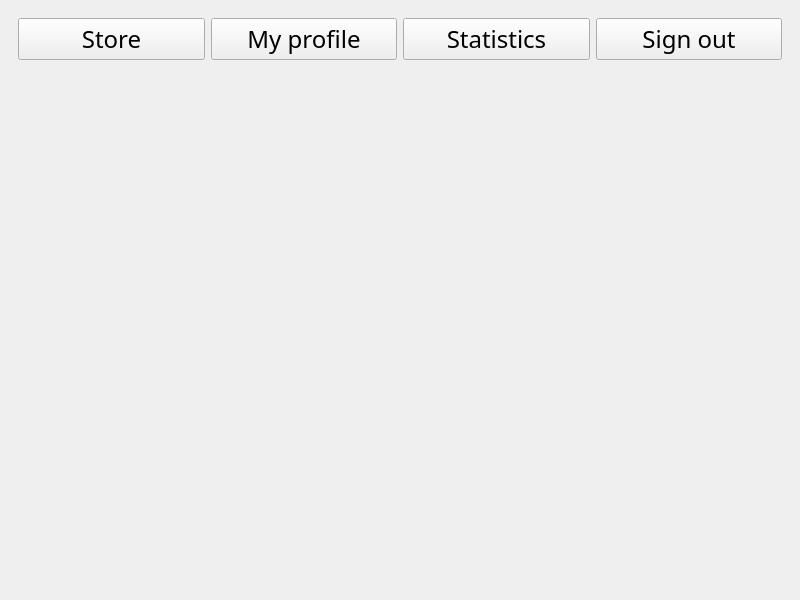
aobolensk/webforces, file desktop_app/GUI/UI/MainWindow.ui: the form before one commit.
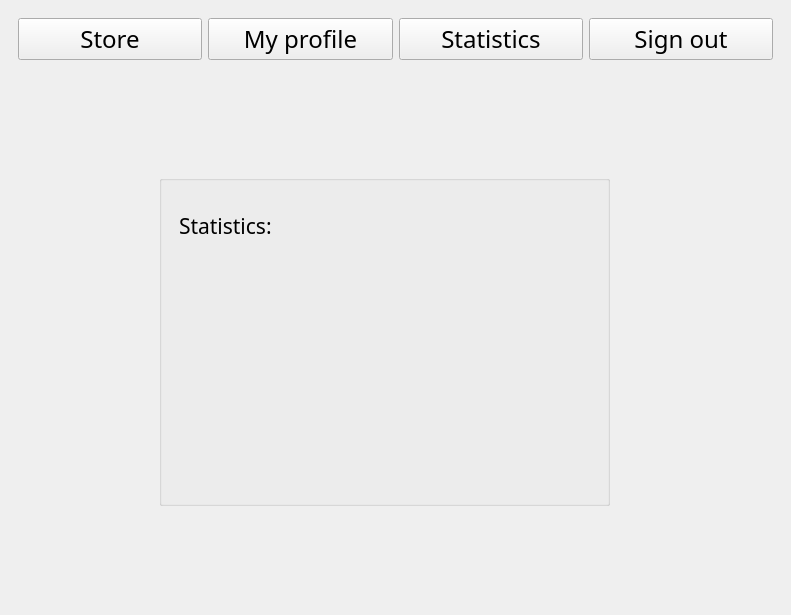
The form after the commit.

```diff
--- a/desktop_app/GUI/UI/MainWindow.ui
+++ b/desktop_app/GUI/UI/MainWindow.ui
@@ -6,8 +6,8 @@
    <rect>
     <x>0</x>
     <y>0</y>
-    <width>800</width>
-    <height>600</height>
+    <width>791</width>
+    <height>615</height>
    </rect>
   </property>
   <property name="windowTitle">
@@ -118,9 +118,89 @@
     </item>
     <item>
      <widget class="QWidget" name="widget_2" native="true">
+      <property name="enabled">
+       <bool>true</bool>
+      </property>
       <property name="accessibleName">
        <string/>
       </property>
+      <widget class="QGroupBox" name="statisticField">
+       <property name="enabled">
+        <bool>true</bool>
+       </property>
+       <property name="geometry">
+        <rect>
+         <x>150</x>
+         <y>100</y>
+         <width>451</width>
+         <height>331</height>
+        </rect>
+       </property>
+       <property name="sizePolicy">
+        <sizepolicy hsizetype="Preferred" vsizetype="Preferred">
+         <horstretch>0</horstretch>
+         <verstretch>0</verstretch>
+        </sizepolicy>
+       </property>
+       <property name="title">
+        <string/>
+       </property>
+       <property name="alignment">
+        <set>Qt::AlignCenter</set>
+       </property>
+       <widget class="QLabel" name="label">
+        <property name="geometry">
+         <rect>
+          <x>20</x>
+          <y>20</y>
+          <width>151</width>
+          <height>61</height>
+         </rect>
+        </property>
+        <property name="font">
+         <font>
+          <family>Calibri Light</family>
+          <pointsize>16</pointsize>
+          <weight>50</weight>
+          <bold>false</bold>
+         </font>
+        </property>
+        <property name="text">
+         <string>Statistics:</string>
+        </property>
+        <property name="textFormat">
+         <enum>Qt::AutoText</enum>
+        </property>
+       </widget>
+       <widget class="QLabel" name="results">
+        <property name="enabled">
+         <bool>true</bool>
+        </property>
+        <property name="geometry">
+         <rect>
+          <x>140</x>
+          <y>40</y>
+          <width>261</width>
+          <height>211</height>
+         </rect>
+        </property>
+        <property name="font">
+         <font>
+          <family>Calibri Light</family>
+          <pointsize>14</pointsize>
+         </font>
+        </property>
+        <property name="text">
+         <string/>
+        </property>
+        <property name="scaledContents">
+         <bool>false</bool>
+        </property>
+        <property name="alignment">
+         <set>Qt::AlignLeading|Qt::AlignLeft|Qt::AlignTop</set>
+        </property>
+       </widget>
+      </widget>
      </widget>
     </item>
    </layout>
```
